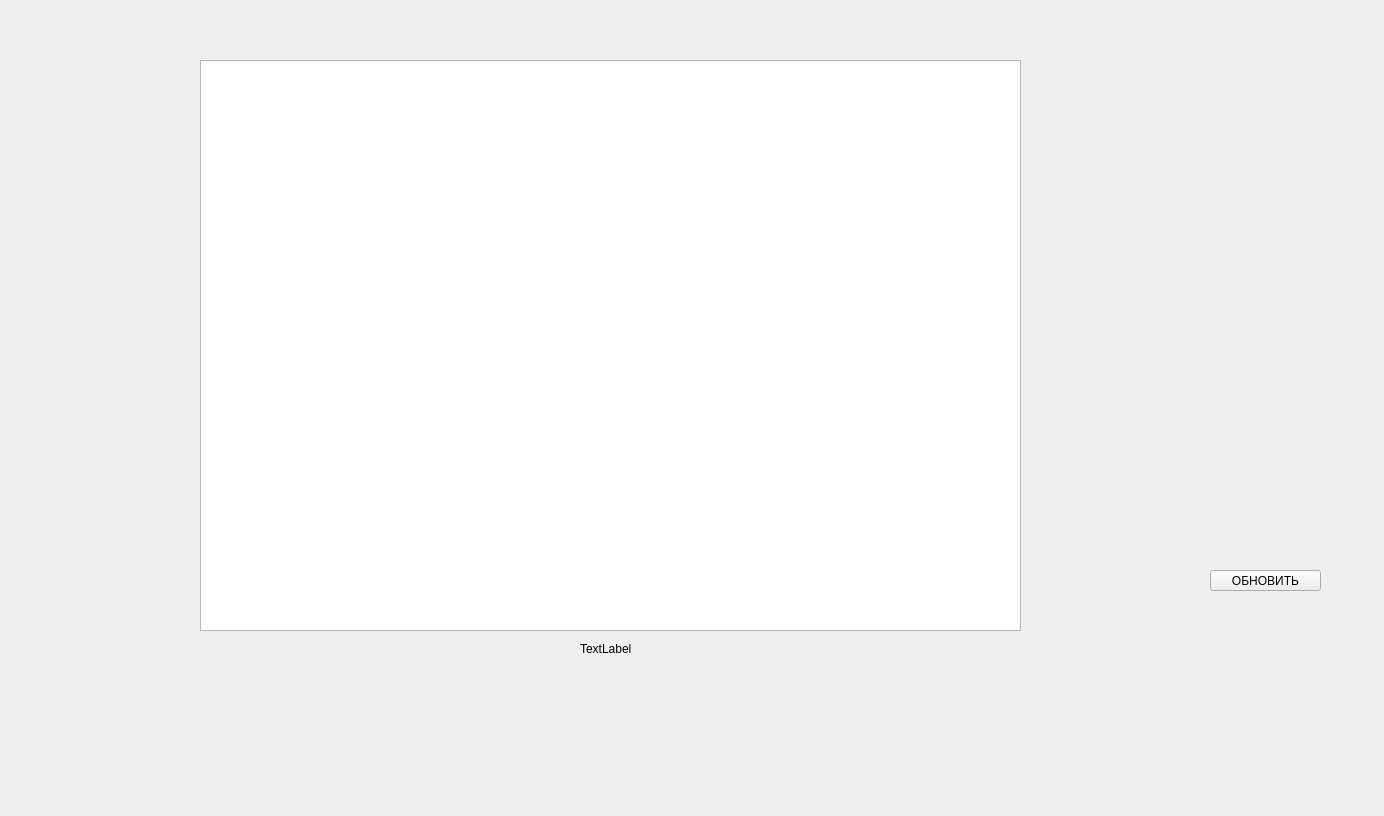
First picture: the form in sbornik/clinic/soft/otdel/formtable.ui, repository AmetDev/qt_creator_edu_for_Nast, before the edit.
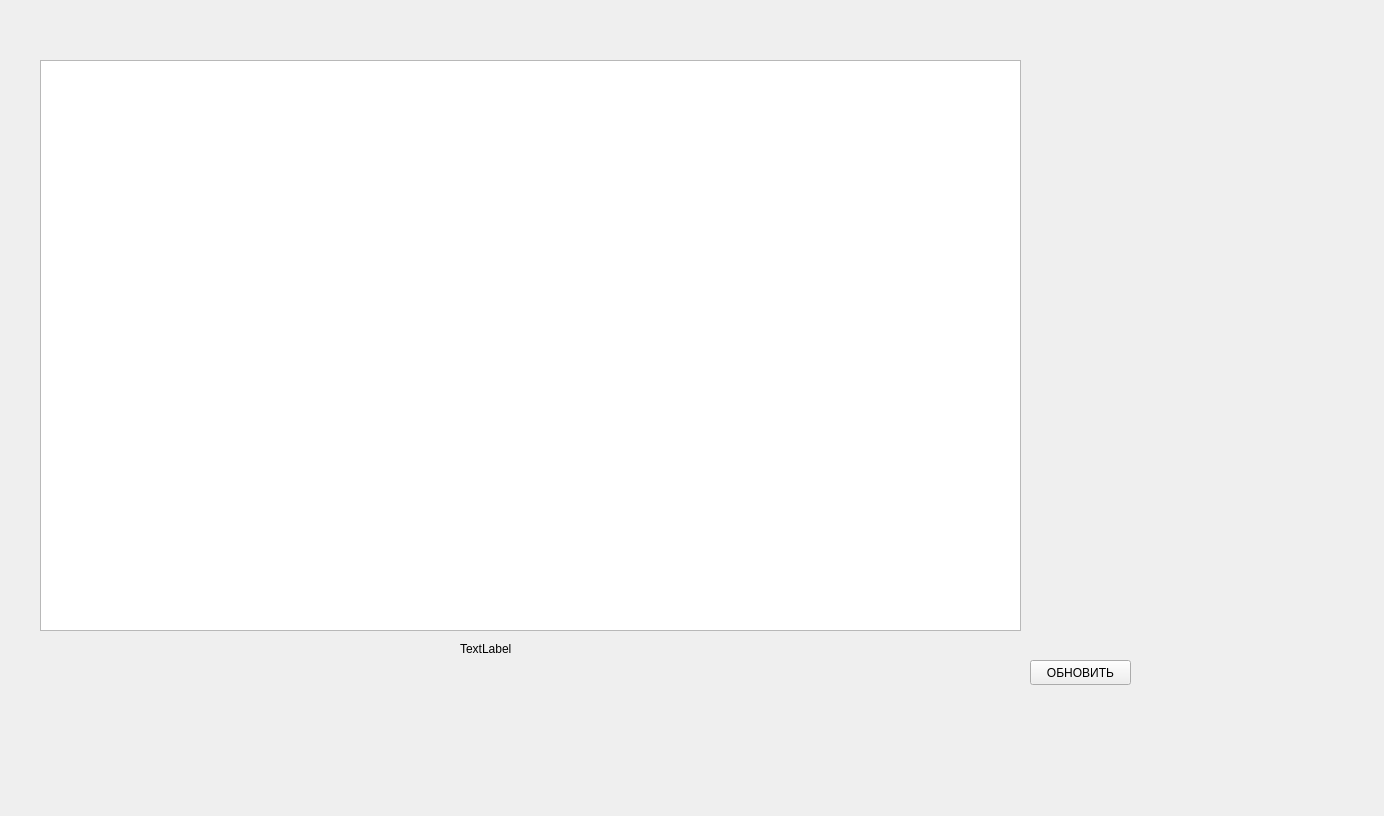
Second picture: the form after the edit.

The edit to the form file:
```diff
--- a/sbornik/clinic/soft/otdel/formtable.ui
+++ b/sbornik/clinic/soft/otdel/formtable.ui
@@ -16,9 +16,9 @@
   <widget class="QTableView" name="tableView">
    <property name="geometry">
     <rect>
-     <x>200</x>
+     <x>40</x>
      <y>60</y>
-     <width>821</width>
+     <width>981</width>
      <height>571</height>
     </rect>
    </property>
@@ -26,10 +26,10 @@
   <widget class="QWidget" name="verticalLayoutWidget">
    <property name="geometry">
     <rect>
-     <x>0</x>
-     <y>50</y>
-     <width>191</width>
-     <height>581</height>
+     <x>70</x>
+     <y>0</y>
+     <width>881</width>
+     <height>51</height>
     </rect>
    </property>
    <layout class="QVBoxLayout" name="verticalLayout"/>
@@ -40,7 +40,7 @@
      <x>1030</x>
      <y>90</y>
      <width>301</width>
-     <height>471</height>
+     <height>531</height>
     </rect>
    </property>
    <layout class="QVBoxLayout" name="verticalLayout_2"/>
@@ -48,10 +48,10 @@
   <widget class="QWidget" name="verticalLayoutWidget_3">
    <property name="geometry">
     <rect>
-     <x>1060</x>
-     <y>560</y>
+     <x>1030</x>
+     <y>630</y>
      <width>111</width>
-     <height>41</height>
+     <height>21</height>
     </rect>
    </property>
    <layout class="QVBoxLayout" name="verticalLayout_3"/>
@@ -59,7 +59,7 @@
   <widget class="QLabel" name="labelTable">
    <property name="geometry">
     <rect>
-     <x>580</x>
+     <x>460</x>
      <y>640</y>
      <width>101</width>
      <height>17</height>
@@ -72,10 +72,10 @@
   <widget class="QPushButton" name="pushUpdate">
    <property name="geometry">
     <rect>
-     <x>1210</x>
-     <y>570</y>
-     <width>111</width>
-     <height>21</height>
+     <x>1030</x>
+     <y>660</y>
+     <width>101</width>
+     <height>25</height>
     </rect>
    </property>
    <property name="text">
```
